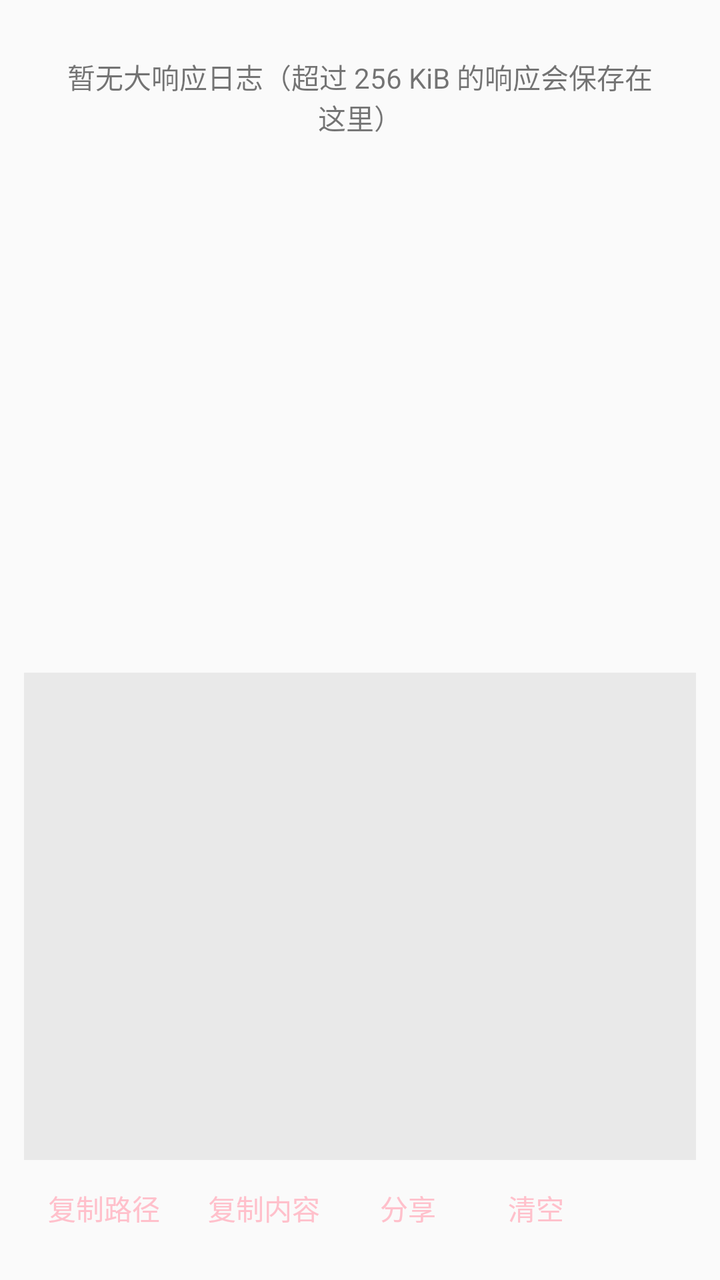
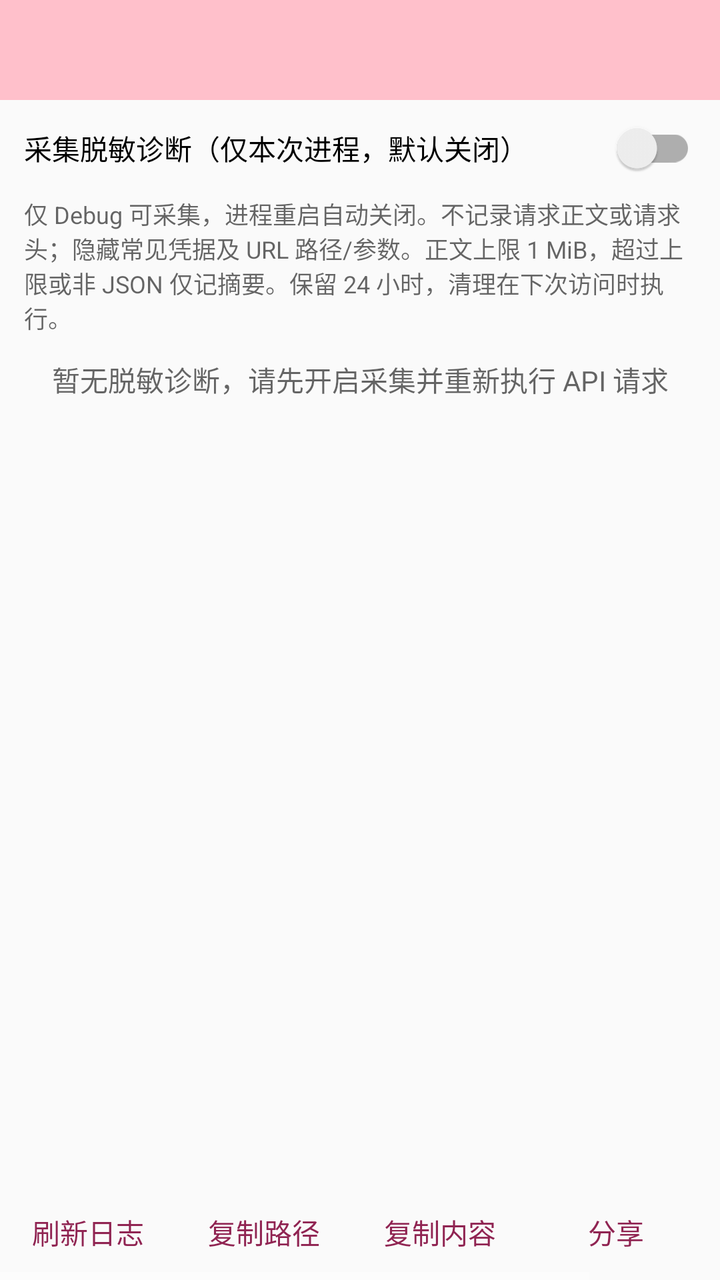

An Android layout rendered at two revisions. The XML below is the earlier revision; the diff shows what the commit changed to produce the second picture.
<!-- AndroidManifest.xml: application theme AppTheme -->
<!-- res/layout/activity_api_logs.xml -->
<?xml version="1.0" encoding="utf-8"?>
<LinearLayout xmlns:android="http://schemas.android.com/apk/res/android"
    android:layout_width="match_parent"
    android:layout_height="match_parent"
    android:orientation="vertical"
    android:padding="12dp">

    <TextView
        android:id="@+id/api_log_empty"
        android:layout_width="match_parent"
        android:layout_height="wrap_content"
        android:gravity="center"
        android:padding="16dp"
        android:text="@string/api_logs_empty" />

    <ListView
        android:id="@+id/api_log_list"
        android:layout_width="match_parent"
        android:layout_height="0dp"
        android:layout_weight="1"
        android:choiceMode="singleChoice" />

    <TextView
        android:id="@+id/api_log_preview"
        android:layout_width="match_parent"
        android:layout_height="0dp"
        android:layout_marginTop="8dp"
        android:layout_weight="1"
        android:background="#11000000"
        android:fontFamily="monospace"
        android:padding="8dp"
        android:scrollbars="vertical|horizontal"
        android:textIsSelectable="true"
        android:textSize="12sp" />

    <HorizontalScrollView
        android:layout_width="match_parent"
        android:layout_height="wrap_content"
        android:fillViewport="true">

        <LinearLayout
            style="?android:attr/buttonBarStyle"
            android:layout_width="wrap_content"
            android:layout_height="wrap_content"
            android:orientation="horizontal">

            <Button
                android:id="@+id/api_log_copy_path"
                style="?android:attr/buttonBarButtonStyle"
                android:layout_width="wrap_content"
                android:layout_height="wrap_content"
                android:text="@string/api_log_copy_path" />

            <Button
                android:id="@+id/api_log_copy_content"
                style="?android:attr/buttonBarButtonStyle"
                android:layout_width="wrap_content"
                android:layout_height="wrap_content"
                android:text="@string/api_log_copy_content" />

            <Button
                android:id="@+id/api_log_share"
                style="?android:attr/buttonBarButtonStyle"
                android:layout_width="wrap_content"
                android:layout_height="wrap_content"
                android:text="@string/api_log_share" />

            <Button
                android:id="@+id/api_log_clear"
                style="?android:attr/buttonBarButtonStyle"
                android:layout_width="wrap_content"
                android:layout_height="wrap_content"
                android:text="@string/api_log_clear" />
        </LinearLayout>
    </HorizontalScrollView>
</LinearLayout>
<!-- resources referenced by this layout -->
<resources>
  <string name="api_log_clear">清空</string>
  <string name="api_log_copy_content">复制内容</string>
  <string name="api_log_copy_path">复制路径</string>
  <string name="api_log_share">分享</string>
  <string name="api_logs_empty">暂无大响应日志（超过 256 KiB 的响应会保存在这里）</string>
  <style name="BaseAppTheme" parent="Theme.AppCompat.DayNight.NoActionBar">
          
          <item name="colorPrimary">@color/colorAccent</item>
          <item name="colorPrimaryDark">@color/colorPrimaryDark</item>
          <item name="colorAccent">@color/colorAccent</item>
          <item name="windowActionBar">false</item>
          <item name="windowNoTitle">true</item>
          
          <item name="android:actionBarSize">50dp</item>
          
          <item name="colorControlNormal">@android:color/white</item>
      </style>
  <color name="colorAccent">#FFC0CB</color>
  <color name="colorPrimaryDark">#FFC0CB</color>
  <!-- unchanged entries left out for length: 1 -->
</resources>

<!-- the commit's change to res/layout/activity_api_logs.xml (unified diff, before → after) -->
@@ -1,76 +1,37 @@
 <?xml version="1.0" encoding="utf-8"?>
 <LinearLayout xmlns:android="http://schemas.android.com/apk/res/android"
-    android:layout_width="match_parent"
-    android:layout_height="match_parent"
-    android:orientation="vertical"
-    android:padding="12dp">
-
-    <TextView
-        android:id="@+id/api_log_empty"
-        android:layout_width="match_parent"
-        android:layout_height="wrap_content"
-        android:gravity="center"
-        android:padding="16dp"
-        android:text="@string/api_logs_empty" />
-
-    <ListView
-        android:id="@+id/api_log_list"
-        android:layout_width="match_parent"
-        android:layout_height="0dp"
-        android:layout_weight="1"
-        android:choiceMode="singleChoice" />
-
-    <TextView
-        android:id="@+id/api_log_preview"
-        android:layout_width="match_parent"
-        android:layout_height="0dp"
-        android:layout_marginTop="8dp"
-        android:layout_weight="1"
-        android:background="#11000000"
-        android:fontFamily="monospace"
-        android:padding="8dp"
-        android:scrollbars="vertical|horizontal"
-        android:textIsSelectable="true"
-        android:textSize="12sp" />
-
-    <HorizontalScrollView
-        android:layout_width="match_parent"
-        android:layout_height="wrap_content"
-        android:fillViewport="true">
-
-        <LinearLayout
-            style="?android:attr/buttonBarStyle"
-            android:layout_width="wrap_content"
-            android:layout_height="wrap_content"
-            android:orientation="horizontal">
-
-            <Button
-                android:id="@+id/api_log_copy_path"
-                style="?android:attr/buttonBarButtonStyle"
-                android:layout_width="wrap_content"
-                android:layout_height="wrap_content"
-                android:text="@string/api_log_copy_path" />
-
-            <Button
-                android:id="@+id/api_log_copy_content"
-                style="?android:attr/buttonBarButtonStyle"
-                android:layout_width="wrap_content"
-                android:layout_height="wrap_content"
-                android:text="@string/api_log_copy_content" />
-
-            <Button
-                android:id="@+id/api_log_share"
-                style="?android:attr/buttonBarButtonStyle"
-                android:layout_width="wrap_content"
-                android:layout_height="wrap_content"
-                android:text="@string/api_log_share" />
-
-            <Button
-                android:id="@+id/api_log_clear"
-                style="?android:attr/buttonBarButtonStyle"
-                android:layout_width="wrap_content"
-                android:layout_height="wrap_content"
-                android:text="@string/api_log_clear" />
+    android:layout_width="match_parent" android:layout_height="match_parent"
+    android:orientation="vertical">
+    <androidx.appcompat.widget.Toolbar android:id="@+id/api_log_toolbar"
+        android:layout_width="match_parent" android:layout_height="?attr/actionBarSize"
+        android:background="?attr/colorPrimary" android:theme="@style/ThemeOverlay.AppCompat.Dark.ActionBar" />
+    <androidx.appcompat.widget.SwitchCompat android:id="@+id/api_log_capture"
+        android:layout_width="match_parent" android:layout_height="wrap_content"
+        android:minHeight="48dp" android:paddingHorizontal="12dp" android:text="@string/api_log_capture" />
+    <TextView android:layout_width="match_parent" android:layout_height="wrap_content"
+        android:paddingHorizontal="12dp" android:text="@string/api_log_privacy_note"
+        android:textSize="12sp" android:textColor="?android:attr/textColorSecondary" />
+    <TextView android:id="@+id/api_log_empty" android:layout_width="match_parent"
+        android:layout_height="wrap_content" android:gravity="center" android:padding="12dp"
+        android:text="@string/api_logs_empty" android:textColor="?android:attr/textColorSecondary" />
+    <ListView android:id="@+id/api_log_list" android:layout_width="match_parent"
+        android:layout_height="0dp" android:layout_weight="1" android:choiceMode="singleChoice" />
+    <TextView android:id="@+id/api_log_preview" android:layout_width="match_parent"
+        android:layout_height="0dp" android:layout_weight="1" android:padding="12dp"
+        android:fontFamily="monospace" android:scrollbars="vertical" android:textIsSelectable="true"
+        android:textColor="?android:attr/textColorPrimary" android:textSize="12sp" />
+    <HorizontalScrollView android:layout_width="match_parent" android:layout_height="wrap_content">
+        <LinearLayout style="?android:attr/buttonBarStyle" android:layout_width="wrap_content" android:layout_height="wrap_content" android:orientation="horizontal">
+            <Button style="?android:attr/buttonBarButtonStyle" android:id="@+id/api_log_refresh" android:layout_width="wrap_content" android:layout_height="wrap_content"
+                android:minHeight="48dp" android:text="@string/api_log_refresh" />
+            <Button style="?android:attr/buttonBarButtonStyle" android:id="@+id/api_log_copy_path" android:layout_width="wrap_content" android:layout_height="wrap_content"
+                android:minHeight="48dp" android:text="@string/api_log_copy_path" />
+            <Button style="?android:attr/buttonBarButtonStyle" android:id="@+id/api_log_copy_content" android:layout_width="wrap_content" android:layout_height="wrap_content"
+                android:minHeight="48dp" android:text="@string/api_log_copy_content" />
+            <Button style="?android:attr/buttonBarButtonStyle" android:id="@+id/api_log_share" android:layout_width="wrap_content" android:layout_height="wrap_content"
+                android:minHeight="48dp" android:text="@string/api_log_share" />
+            <Button style="?android:attr/buttonBarButtonStyle" android:id="@+id/api_log_clear" android:layout_width="wrap_content" android:layout_height="wrap_content"
+                android:minHeight="48dp" android:text="@string/api_log_clear" />
         </LinearLayout>
     </HorizontalScrollView>
 </LinearLayout>
<!-- resource entries referenced after the edit -->
@@ -1,11 +1,21 @@
 <!-- resources referenced by this layout -->
 <resources>
+  <string name="api_log_capture">采集脱敏诊断（仅本次进程，默认关闭）</string>
   <string name="api_log_clear">清空</string>
   <string name="api_log_copy_content">复制内容</string>
   <string name="api_log_copy_path">复制路径</string>
+  <string name="api_log_privacy_note">仅 Debug 可采集，进程重启自动关闭。不记录请求正文或请求头；隐藏常见凭据及 URL 路径/参数。正文上限 1 MiB，超过上限或非 JSON 仅记摘要。保留 24 小时，清理在下次访问时执行。</string>
+  <string name="api_log_refresh">刷新日志</string>
   <string name="api_log_share">分享</string>
-  <string name="api_logs_empty">暂无大响应日志（超过 256 KiB 的响应会保存在这里）</string>
+  <string name="api_logs_empty">暂无脱敏诊断，请先开启采集并重新执行 API 请求</string>
   <style name="BaseAppTheme" parent="Theme.AppCompat.DayNight.NoActionBar">
+          <item name="buttonStyle">@style/Widget.AppButton</item>
+          <item name="android:buttonStyle">@style/Widget.AppButton</item>
+          <item name="buttonBarButtonStyle">@style/Widget.AppButton.Text</item>
+          <item name="android:buttonBarButtonStyle">@style/Widget.AppButton.Text</item>
+          <item name="buttonBarPositiveButtonStyle">@style/Widget.AppButton.Text</item>
+          <item name="buttonBarNegativeButtonStyle">@style/Widget.AppButton.Text</item>
+          <item name="buttonBarNeutralButtonStyle">@style/Widget.AppButton.Text</item>
           
           <item name="colorPrimary">@color/colorAccent</item>
           <item name="colorPrimaryDark">@color/colorPrimaryDark</item>
@@ -18,7 +28,49 @@
           <item name="colorControlNormal">@android:color/white</item>
       </style>
   <color name="colorAccent">#FFC0CB</color>
+  <style name="Widget.AppButton" parent="Widget.AppCompat.Button">
+          <item name="android:background">@drawable/button_tonal</item>
+          <item name="backgroundTint">@null</item>
+          <item name="android:backgroundTint">@null</item>
+          <item name="android:textColor">@color/button_foreground_states</item>
+          <item name="android:textAllCaps">false</item>
+          <item name="android:fontFamily">sans-serif-medium</item>
+          <item name="android:textSize">14sp</item>
+          <item name="android:minHeight">48dp</item>
+          <item name="android:minWidth">64dp</item>
+          <item name="android:paddingStart">16dp</item>
+          <item name="android:paddingEnd">16dp</item>
+          <item name="android:paddingTop">10dp</item>
+          <item name="android:paddingBottom">10dp</item>
+          <item name="android:stateListAnimator">@null</item>
+          <item name="android:elevation">0dp</item>
+      </style>
+  <style name="Widget.AppButton.Text" parent="Widget.AppCompat.Button.Borderless">
+          <item name="android:textColor">@color/button_foreground_states</item>
+          <item name="android:textAllCaps">false</item>
+          <item name="android:fontFamily">sans-serif-medium</item>
+          <item name="android:minHeight">48dp</item>
+          <item name="android:paddingStart">12dp</item>
+          <item name="android:paddingEnd">12dp</item>
+          <item name="android:stateListAnimator">@null</item>
+      </style>
   <color name="colorPrimaryDark">#FFC0CB</color>
+  <!-- drawable button_tonal (drawable) -->
+  <?xml version="1.0" encoding="utf-8"?>
+  <inset xmlns:android="http://schemas.android.com/apk/res/android"
+      android:insetLeft="4dp" android:insetRight="4dp" android:insetTop="4dp" android:insetBottom="4dp">
+      <ripple android:color="@color/button_ripple">
+          <item>
+              <shape android:shape="rectangle">
+                  <corners android:radius="14dp" />
+                  <solid android:color="@color/button_surface_states" />
+                  <stroke android:width="1dp" android:color="@color/button_outline" />
+              </shape>
+          </item>
+      </ripple>
+  </inset>
+  <color name="button_ripple">#28B12766</color>
+  <color name="button_outline">#F3C7D9</color>
   <!-- unchanged entries left out for length: 1 -->
 </resources>
 
